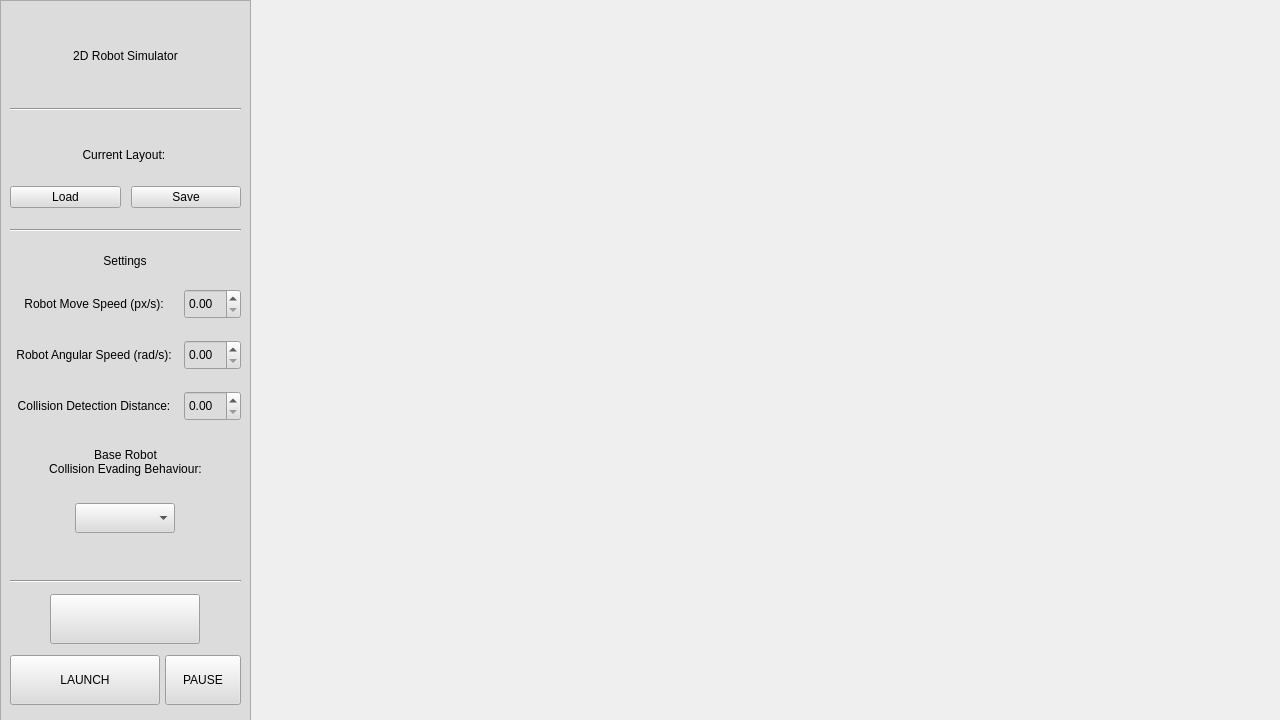
Qt form mainwindow.ui (4esterea/icp2024) before a commit.
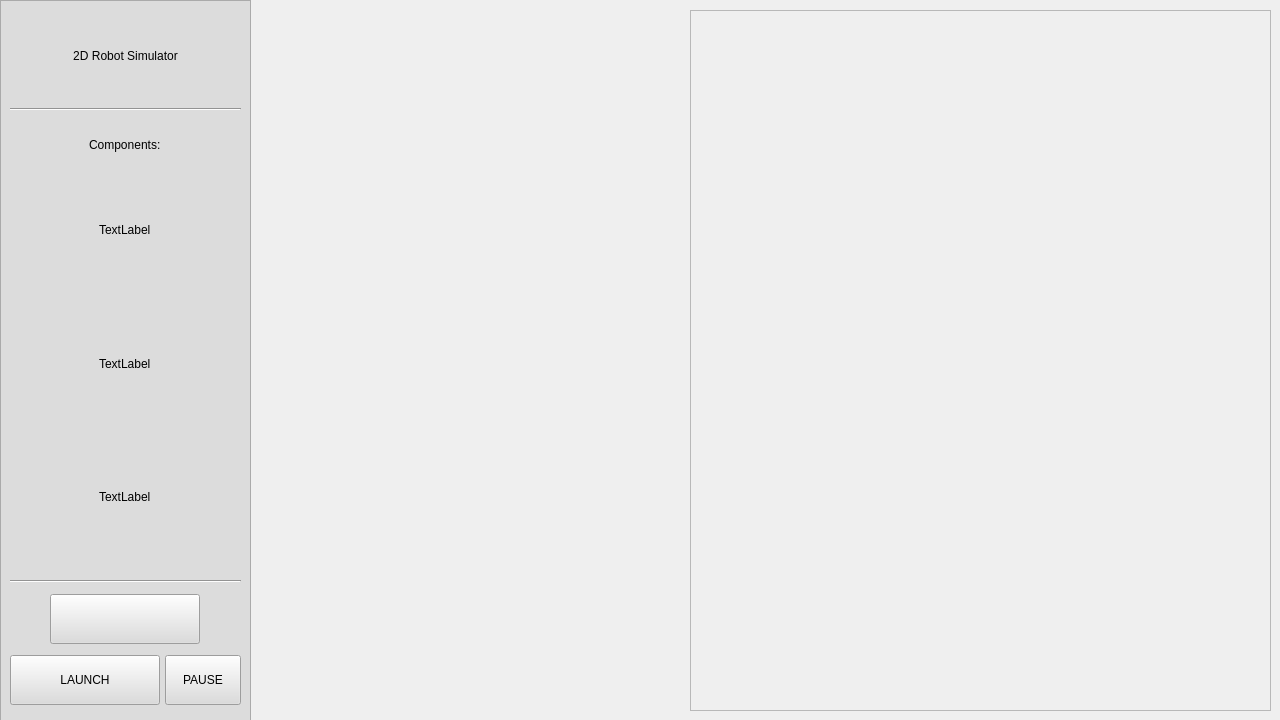
The same form after that commit. Custom widgets are drawn as their Qt base class.

Commit message: feat: editing interface

The edit to the form file:
```diff
--- a/mainwindow.ui
+++ b/mainwindow.ui
@@ -557,6 +557,71 @@
       </item>
      </layout>
     </widget>
+    <widget class="QWidget" name="editMode" native="true">
+     <property name="geometry">
+      <rect>
+       <x>10</x>
+       <y>130</y>
+       <width>231</width>
+       <height>441</height>
+      </rect>
+     </property>
+     <widget class="QWidget" name="verticalLayoutWidget_4">
+      <property name="geometry">
+       <rect>
+        <x>10</x>
+        <y>0</y>
+        <width>211</width>
+        <height>431</height>
+       </rect>
+      </property>
+      <layout class="QVBoxLayout" name="verticalLayout_5">
+       <item alignment="Qt::AlignHCenter">
+        <widget class="QLabel" name="label">
+         <property name="maximumSize">
+          <size>
+           <width>16777215</width>
+           <height>30</height>
+          </size>
+         </property>
+         <property name="text">
+          <string>Components:</string>
+         </property>
+        </widget>
+       </item>
+       <item alignment="Qt::AlignHCenter">
+        <widget class="ClickableLabel" name="image1">
+         <property name="cursor">
+          <cursorShape>PointingHandCursor</cursorShape>
+         </property>
+         <property name="text">
+          <string>TextLabel</string>
+         </property>
+        </widget>
+       </item>
+       <item alignment="Qt::AlignHCenter">
+        <widget class="ClickableLabel" name="image2">
+         <property name="cursor">
+          <cursorShape>PointingHandCursor</cursorShape>
+         </property>
+         <property name="text">
+          <string>TextLabel</string>
+         </property>
+        </widget>
+       </item>
+       <item alignment="Qt::AlignHCenter">
+        <widget class="ClickableLabel" name="image3">
+         <property name="cursor">
+          <cursorShape>PointingHandCursor</cursorShape>
+         </property>
+         <property name="text">
+          <string>TextLabel</string>
+         </property>
+        </widget>
+       </item>
+      </layout>
+     </widget>
+    </widget>
    </widget>
    <widget class="QWidget" name="widgetSettings" native="true">
     <property name="geometry">
@@ -568,8 +633,31 @@
      </rect>
     </property>
    </widget>
+   <widget class="QFrame" name="frame_2">
+    <property name="geometry">
+     <rect>
+      <x>690</x>
+      <y>10</y>
+      <width>581</width>
+      <height>701</height>
+     </rect>
+    </property>
+    <property name="frameShape">
+     <enum>QFrame::StyledPanel</enum>
+    </property>
+    <property name="frameShadow">
+     <enum>QFrame::Raised</enum>
+    </property>
+   </widget>
   </widget>
  </widget>
+ <customwidgets>
+  <customwidget>
+   <class>ClickableLabel</class>
+   <extends>QLabel</extends>
+   <header>clickablelabel.h</header>
+  </customwidget>
+ </customwidgets>
  <resources/>
  <connections/>
 </ui>
```
The commit also changes 6 other files.
